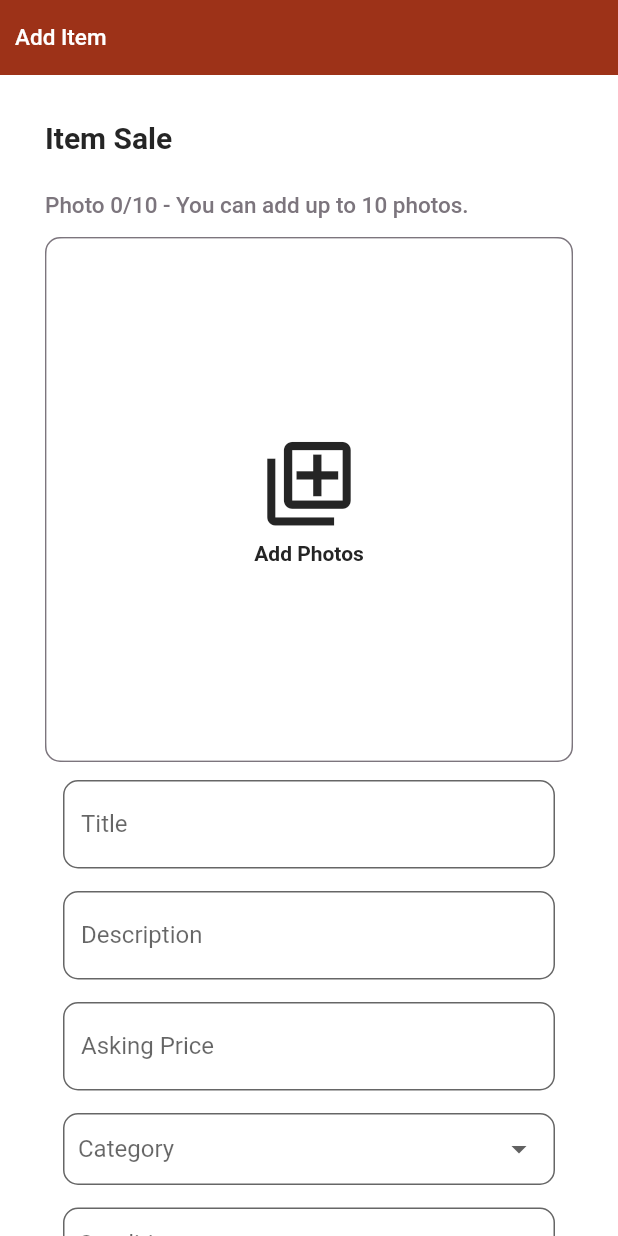
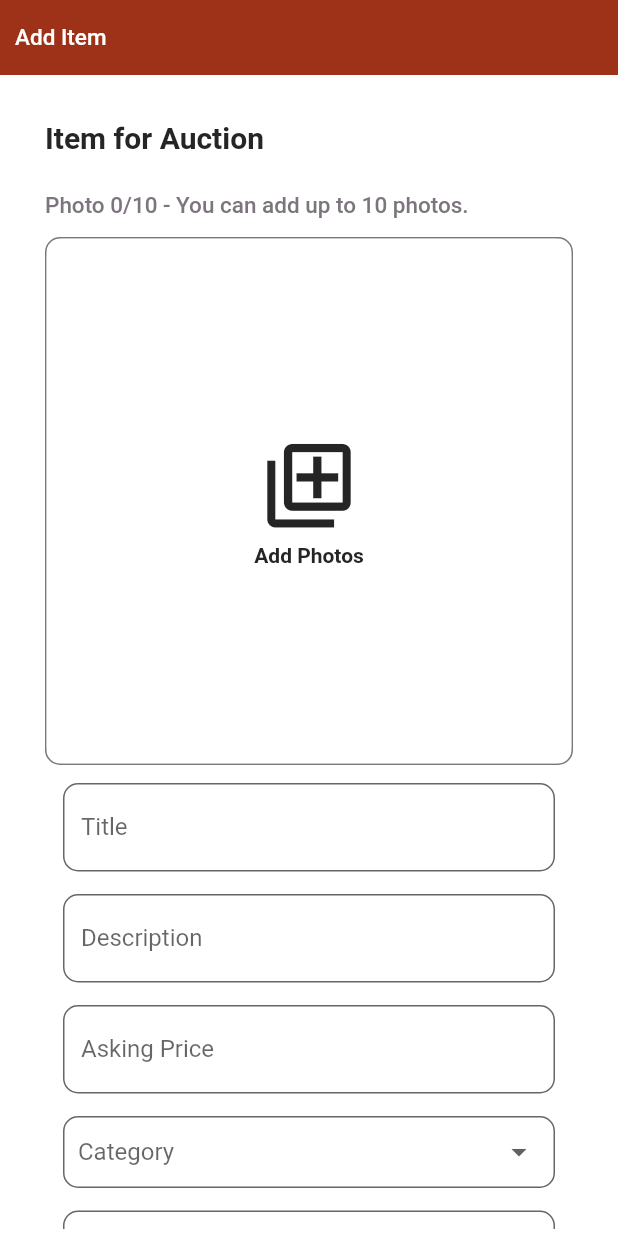
Before and after one commit to mizukageyama/bidding, a Flutter app: the screen it shows after launch, on a phone screen of 412 x 824 dp. Run offline on Flutter 3.47's test engine with Material 2 defaults, Android fonts, the phone set to English and light mode, and no system bars; our stand-ins replace carousel_slider, cloud_firestore, firebase_auth, firebase_core, firebase_storage, flutter_countdown_timer and 4 more; accounts and stored records are empty.

Commit message:
Update
(1) Form validation
(2) Limit image pick to 10

```diff
--- a/lib/screens/seller/add_item_form.dart
+++ b/lib/screens/seller/add_item_form.dart
@@ -24,6 +24,7 @@ class _Content extends StatelessWidget {
 
   final AddItemFormController itemForSaleController =
       Get.put(AddItemFormController());
+  final _addItemFormkey = GlobalKey<FormState>();
 
   @override
   Widget build(BuildContext context) {
@@ -31,7 +32,9 @@ class _Content extends StatelessWidget {
       height: Get.height,
       width: Get.width,
       color: whiteColor,
-        child: ListView(children: [
+      child: Column(
+        mainAxisSize: MainAxisSize.min,
+        children: [
           Container(
             color: maroonColor,
             height: 50,
@@ -48,20 +51,31 @@ class _Content extends StatelessWidget {
                     color: whiteColor,
                     fontFamily: 'Roboto',
                     fontWeight: FontWeight.w500,
-                      fontSize: 15),
+                    fontSize: 15,
+                  ),
                 ),
               ],
             ),
           ),
-          Wrap(children: [
+          Center(
+            child: SizedBox(
+              height: Get.height - 55,
+              child: ListView(
+                shrinkWrap: true,
+                children: [
+                  Wrap(
+                    alignment: WrapAlignment.center,
+                    children: [
                       Padding(
-              padding: const EdgeInsets.symmetric(vertical: 30, horizontal: 30),
+                        padding: const EdgeInsets.symmetric(
+                            vertical: 30, horizontal: 30),
                         child: Column(
                           crossAxisAlignment: CrossAxisAlignment.start,
                           children: [
                             Text(
-                    'Item Sale',
-                    style: robotoBold.copyWith(color: blackColor, fontSize: 20),
+                              'Item for Auction',
+                              style: robotoBold.copyWith(
+                                  color: blackColor, fontSize: 20),
                               textAlign: TextAlign.center,
                             ),
                             const SizedBox(
@@ -69,34 +83,44 @@ class _Content extends StatelessWidget {
                             ),
                             Text(
                               'Photo 0/10 - You can add up to 10 photos.',
-                    style:
-                        robotoMedium.copyWith(color: greyColor, fontSize: 15),
+                              style: robotoMedium.copyWith(
+                                  color: greyColor, fontSize: 15),
                               textAlign: TextAlign.right,
                             ),
-                  Wrap(children: [
+                            Form(
+                              key: _addItemFormkey,
+                              child: Wrap(
+                                children: [
                                   Container(
-                      padding: const EdgeInsets.symmetric(vertical: 12),
+                                    padding: const EdgeInsets.symmetric(
+                                        vertical: 12),
                                     width: 550,
                                     child: Column(
-                          mainAxisAlignment: MainAxisAlignment.start,
-                          crossAxisAlignment: CrossAxisAlignment.start,
+                                        mainAxisAlignment:
+                                            MainAxisAlignment.start,
+                                        crossAxisAlignment:
+                                            CrossAxisAlignment.start,
                                         children: [
                                           Container(
-                              height: 350,
                                             decoration: BoxDecoration(
-                                  border: Border.all(color: greyColor),
+                                              border:
+                                                  Border.all(color: greyColor),
                                               color: whiteColor,
-                                  borderRadius: const BorderRadius.all(
+                                              borderRadius:
+                                                  const BorderRadius.all(
                                                 Radius.circular(10),
-                                  )),
+                                              ),
+                                            ),
                                             child: ClipRRect(
-                                  borderRadius: const BorderRadius.all(
+                                              borderRadius:
+                                                  const BorderRadius.all(
                                                       Radius.circular(12)),
                                               child: Container(
                                                 width: Get.width,
                                                 color: whiteColor,
                                                 child: Obx(getPhotos),
-                                  )),
+                                              ),
+                                            ),
                                           ),
                                         ]),
                                   ),
@@ -104,49 +128,57 @@ class _Content extends StatelessWidget {
                                     width: 50,
                                   ),
                                   Container(
-                        padding: const EdgeInsets.symmetric(horizontal: 12),
+                                    padding: const EdgeInsets.symmetric(
+                                        horizontal: 12),
                                     width: 550,
-                        child: Column(children: <Widget>[
+                                    child: Column(
+                                      children: <Widget>[
                                         ItemFormInputField(
-                            controller:
-                                itemForSaleController.titleNameController,
+                                          controller: itemForSaleController
+                                              .titleNameController,
                                           labelText: 'Title',
                                           keyboardType: TextInputType.multiline,
                                           onChanged: (value) {
                                             return;
                                           },
-                            onSaved: (value) => itemForSaleController
-                                .titleNameController.text = value!,
+                                          onSaved: (value) =>
+                                              itemForSaleController
+                                                  .titleNameController
+                                                  .text = value!,
                                           validator: Validator().notEmpty,
                                         ),
                                         const SizedBox(
                                           height: 15,
                                         ),
                                         ItemFormInputField(
-                            controller:
-                                itemForSaleController.descriptionController,
+                                          controller: itemForSaleController
+                                              .descriptionController,
                                           labelText: 'Description',
                                           keyboardType: TextInputType.multiline,
                                           onChanged: (value) {
                                             return;
                                           },
-                            onSaved: (value) => itemForSaleController
-                                .descriptionController.text = value!,
+                                          onSaved: (value) =>
+                                              itemForSaleController
+                                                  .descriptionController
+                                                  .text = value!,
                                           validator: Validator().notEmpty,
                                         ),
                                         const SizedBox(
                                           height: 15,
                                         ),
                                         ItemFormInputField(
-                            controller:
-                                itemForSaleController.askingPriceController,
+                                          controller: itemForSaleController
+                                              .askingPriceController,
                                           labelText: 'Asking Price',
                                           keyboardType: TextInputType.number,
                                           onChanged: (value) {
                                             return;
                                           },
-                            onSaved: (value) => itemForSaleController
-                                .titleNameController.text = value!,
+                                          onSaved: (value) =>
+                                              itemForSaleController
+                                                  .titleNameController
+                                                  .text = value!,
                                           validator: Validator().notEmpty,
                                         ),
                                         const SizedBox(
@@ -157,9 +189,11 @@ class _Content extends StatelessWidget {
                                           hintText: 'Category',
                                           dropdownItems: category,
                                           onChanged: (item) =>
-                                itemForSaleController.category.value = item!,
+                                              itemForSaleController
+                                                  .category.value = item!,
                                           onSaved: (item) =>
-                                itemForSaleController.category.value = item!,
+                                              itemForSaleController
+                                                  .category.value = item!,
                                         )),
                                         const SizedBox(
                                           height: 15,
@@ -169,22 +203,27 @@ class _Content extends StatelessWidget {
                                           hintText: 'Condition',
                                           dropdownItems: condition,
                                           onChanged: (item) =>
-                                itemForSaleController.condition.value = item!,
+                                              itemForSaleController
+                                                  .condition.value = item!,
                                           onSaved: (item) =>
-                                itemForSaleController.condition.value = item!,
+                                              itemForSaleController
+                                                  .condition.value = item!,
                                         )),
                                         const SizedBox(
                                           height: 15,
                                         ),
                                         ItemFormInputField(
-                            controller: itemForSaleController.brandController,
+                                          controller: itemForSaleController
+                                              .brandController,
                                           labelText: 'Brand (Optional)',
                                           keyboardType: TextInputType.name,
                                           onChanged: (value) {
                                             return;
                                           },
-                            onSaved: (value) => itemForSaleController
-                                .brandController.text = value!,
+                                          onSaved: (value) =>
+                                              itemForSaleController
+                                                  .brandController
+                                                  .text = value!,
                                           validator: Validator().notEmpty,
                                         ),
                                         const SizedBox(
@@ -198,8 +237,10 @@ class _Content extends StatelessWidget {
                                           onChanged: (value) {
                                             return;
                                           },
-                            onSaved: (value) => itemForSaleController
-                                .enddateofauctionController.text = value!,
+                                          onSaved: (value) =>
+                                              itemForSaleController
+                                                  .enddateofauctionController
+                                                  .text = value!,
                                           validator: Validator().notEmpty,
                                         ),
                                         const SizedBox(
@@ -211,20 +252,34 @@ class _Content extends StatelessWidget {
                                             height: 40,
                                             width: 110,
                                             child: CustomButton(
-                                onTap: () {},
+                                              onTap: () {
+                                                _addItemFormkey.currentState!
+                                                    .validate();
+                                              },
                                               text: 'Post Item',
                                               buttonColor: maroonColor,
                                               fontSize: 16,
                                             ),
                                           ),
                                         )
-                        ])),
-                  ]),
                                       ],
                                     ),
                                   ),
-          ]),
-        ]));
+                                ],
+                              ),
+                            ),
+                          ],
+                        ),
+                      ),
+                    ],
+                  ),
+                ],
+              ),
+            ),
+          ),
+        ],
+      ),
+    );
   }
 
   Widget getPhotos() {
@@ -232,6 +287,8 @@ class _Content extends StatelessWidget {
     if (images.isEmpty) {
       return InkWell(
         onTap: itemForSaleController.pickForItemSale,
+        child: SizedBox(
+          height: 350,
           child: Padding(
             padding: const EdgeInsets.symmetric(horizontal: 20, vertical: 50),
             child: Column(
@@ -252,6 +309,7 @@ class _Content extends StatelessWidget {
               ],
             ),
           ),
+        ),
       );
     }
     return Padding(
@@ -263,12 +321,18 @@ class _Content extends StatelessWidget {
         crossAxisCount: 3,
         children: List.generate(images.length + 1, (index) {
           if (index == itemForSaleController.itemImages.length) {
+            if (itemForSaleController.itemImages.length == 10) {
+              return const SizedBox(
+                height: 0,
+                width: 0,
+              );
+            }
             return Center(
               child: IconButton(
                 icon: const Icon(Icons.add_to_photos_outlined),
                 color: blackColor,
                 iconSize: 45,
-                onPressed: itemForSaleController.pickForItemSale,
+                onPressed: itemForSaleController.addOnImages,
               ),
             );
           }
--- a/lib/shared/constants/app_items.dart
+++ b/lib/shared/constants/app_items.dart
@@ -18,7 +18,7 @@ List<MenuItem> sellerSideMenuItem = [
     function: () => Get.to(() => const ItemListScreen()),
   ),
   MenuItem(
-    name: 'Add Item for Sale',
+    name: 'Add Item for Auction',
     icon: Icons.add_rounded,
     function: () => Get.to(() => const AddItemForm()),
   ),
```
Also changed, not shown: lib/controllers/item_for_sale_controller.dart (+8 -0 lines), lib/shared/services/image_picker_service.dart (+8 -2 lines). Lines whose indentation alone changed are shown as unchanged.
